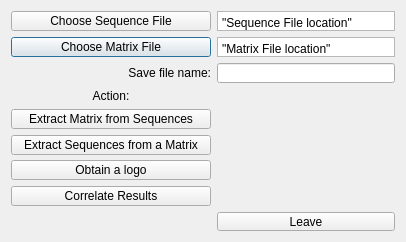
Before: the Qt Designer form src/window.ui in TaronSilver/genom, drawn with Qt 5.
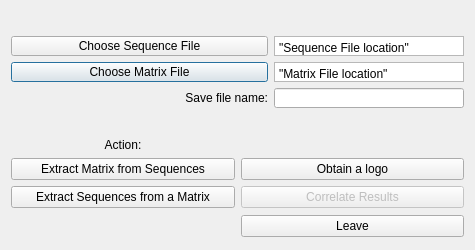
After: the same form once the commit is applied.

```diff
--- a/src/window.ui
+++ b/src/window.ui
@@ -6,14 +6,14 @@
    <rect>
     <x>0</x>
     <y>0</y>
-    <width>406</width>
-    <height>242</height>
+    <width>475</width>
+    <height>250</height>
    </rect>
   </property>
   <property name="minimumSize">
    <size>
-    <width>406</width>
-    <height>242</height>
+    <width>475</width>
+    <height>250</height>
    </size>
   </property>
   <property name="windowTitle">
@@ -162,28 +162,6 @@
    </item>
    <item row="3" column="0" colspan="2">
     <layout class="QGridLayout" name="gridLayout_2">
-     <item row="5" column="0">
-      <widget class="QPushButton" name="buttonLogo">
-       <property name="minimumSize">
-        <size>
-         <width>200</width>
-         <height>20</height>
-        </size>
-       </property>
-       <property name="maximumSize">
-        <size>
-         <width>250</width>
-         <height>16777215</height>
-        </size>
-       </property>
-       <property name="toolTip">
-        <string>&lt;html&gt;&lt;head/&gt;&lt;body&gt;&lt;p&gt;Obtain a logo from a probability matrix.&lt;/p&gt;&lt;p&gt;It will be saved to yourlogo.png in the genom-2 directory.&lt;/p&gt;&lt;/body&gt;&lt;/html&gt;</string>
-       </property>
-       <property name="text">
-        <string>Obtain a logo</string>
-       </property>
-      </widget>
-     </item>
      <item row="0" column="0">
       <widget class="QLabel" name="label_2">
        <property name="text">
@@ -209,18 +187,17 @@
      </item>
      <item row="7" column="1">
       <widget class="QPushButton" name="buttonLeave">
+       <property name="minimumSize">
+        <size>
+         <width>200</width>
+         <height>20</height>
+        </size>
+       </property>
        <property name="text">
         <string>Leave</string>
        </property>
       </widget>
      </item>
-     <item row="6" column="0">
-      <widget class="QPushButton" name="buttonCorrelate">
-       <property name="text">
-        <string>Correlate Results</string>
-       </property>
-      </widget>
-     </item>
      <item row="2" column="0">
       <widget class="QPushButton" name="buttonSequenceFromMatrix">
        <property name="minimumSize">
@@ -245,12 +222,6 @@
      </item>
      <item row="1" column="0">
       <widget class="QPushButton" name="buttonMatrixFromSequence">
-       <property name="minimumSize">
-        <size>
-         <width>200</width>
-         <height>20</height>
-        </size>
-       </property>
        <property name="maximumSize">
         <size>
          <width>250</width>
@@ -265,6 +236,41 @@
        </property>
       </widget>
      </item>
+     <item row="1" column="1">
+      <widget class="QPushButton" name="buttonLogo">
+       <property name="minimumSize">
+        <size>
+         <width>200</width>
+         <height>20</height>
+        </size>
+       </property>
+       <property name="maximumSize">
+        <size>
+         <width>250</width>
+         <height>16777215</height>
+        </size>
+       </property>
+       <property name="toolTip">
+        <string>&lt;html&gt;&lt;head/&gt;&lt;body&gt;&lt;p&gt;Obtain a logo from a probability matrix.&lt;/p&gt;&lt;p&gt;It will be saved to yourlogo.png in the genom-2 directory.&lt;/p&gt;&lt;/body&gt;&lt;/html&gt;</string>
+       </property>
+       <property name="text">
+        <string>Obtain a logo</string>
+       </property>
+      </widget>
+     </item>
+     <item row="2" column="1">
+      <widget class="QPushButton" name="buttonCorrelate">
+       <property name="enabled">
+        <bool>false</bool>
+       </property>
+       <property name="toolTip">
+        <string>Not implemented algorithmically</string>
+       </property>
+       <property name="text">
+        <string>Correlate Results</string>
+       </property>
+      </widget>
+     </item>
     </layout>
    </item>
   </layout>
```
